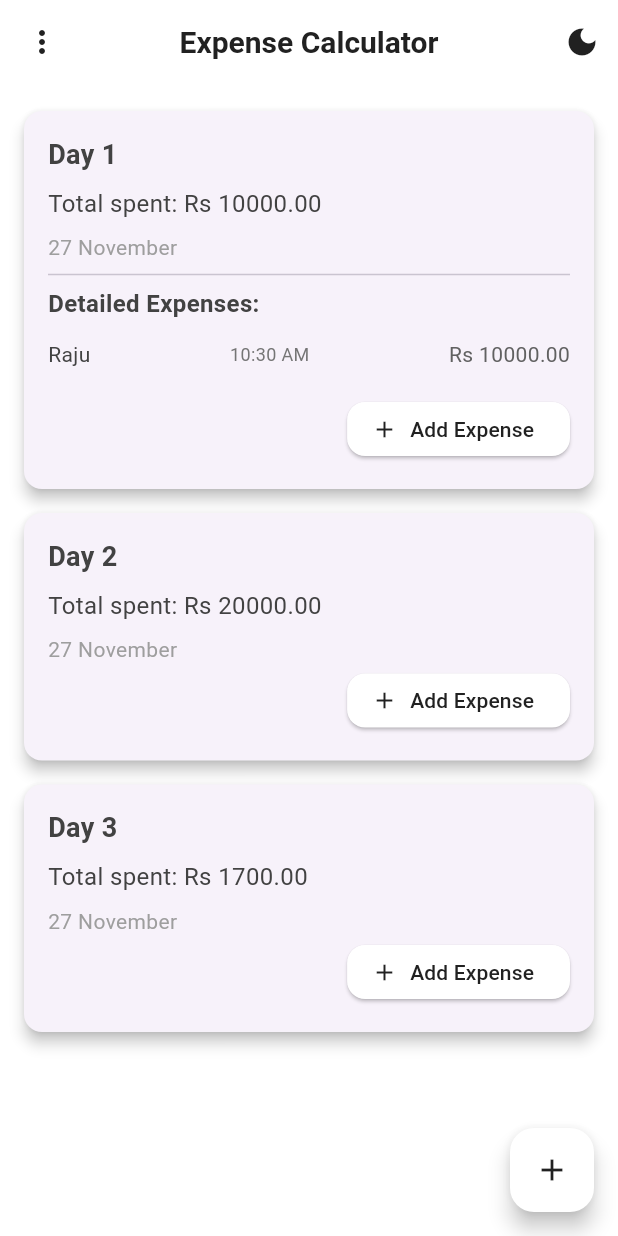
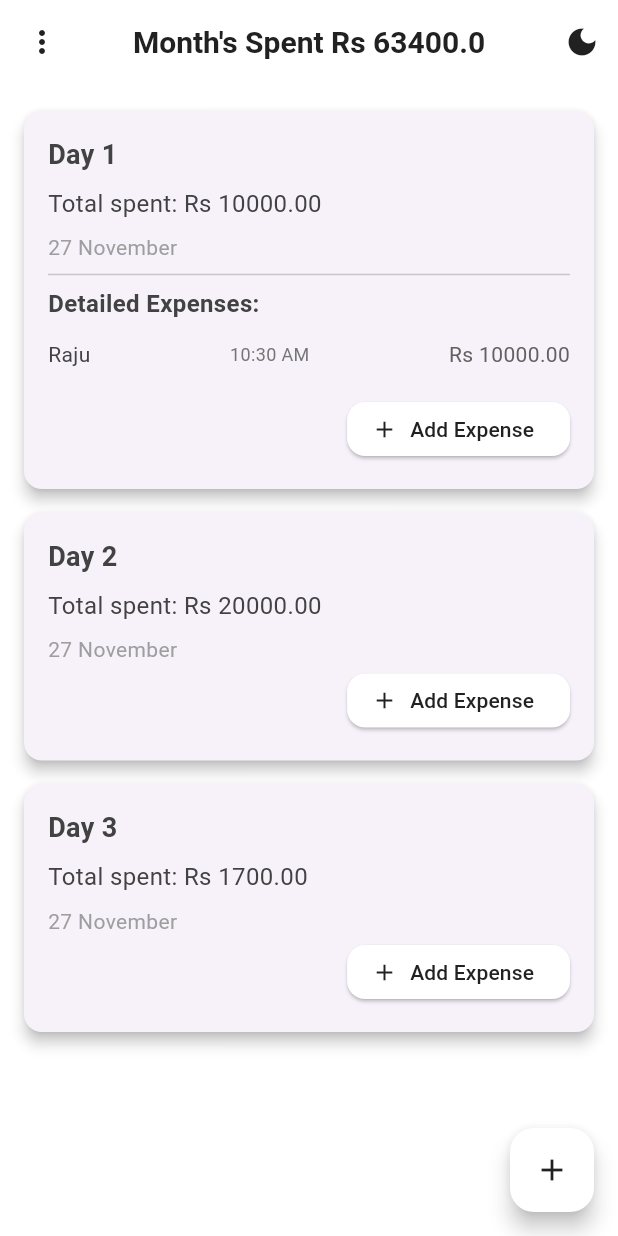
Before and after one commit to R4f4y04/bachat, a Flutter app: the screen it shows after launch, after a tap on an icon or button, on a phone screen of 412 x 824 dp. Run offline on Flutter 3.47's test engine with Material 3 defaults, Android fonts, the phone set to English and light mode, and no system bars; drawn by our look-alikes of flutter_slidable.

Commit message:
added monthly total in app bar

```diff
--- a/lib/home.dart
+++ b/lib/home.dart
@@ -11,6 +11,8 @@ class Home extends StatefulWidget {
 }
 
 class _HomeState extends State<Home> {
+  double MonthlySpent = 0;
+
   void deleteDay(index) {
     data[index].total = 0;
     data[index].hotels.clear();
@@ -24,6 +26,12 @@ class _HomeState extends State<Home> {
     );
   }
 
+  void calculateMonthly() {
+    for (var day in data) {
+      MonthlySpent += day.total;
+    }
+  }
+
   @override
   void initState() {
     super.initState();
@@ -34,9 +42,11 @@ class _HomeState extends State<Home> {
 
   @override
   Widget build(BuildContext context) {
+    calculateMonthly();
     final themeManager = Provider.of<ThemeManager>(context);
     return Scaffold(
       appBar: AppBar(
+        surfaceTintColor: Theme.of(context).appBarTheme.backgroundColor,
         actions: [
           // Toggle Theme IconButton
           IconButton(
@@ -57,7 +67,7 @@ class _HomeState extends State<Home> {
           },
           onSelected: (value) {},
         ),
-        title: Text('Expense Calculator'),
+        title: Text("Month's Spent Rs ${MonthlySpent}"),
         centerTitle: true,
       ),
       body: ListView.builder(
```
